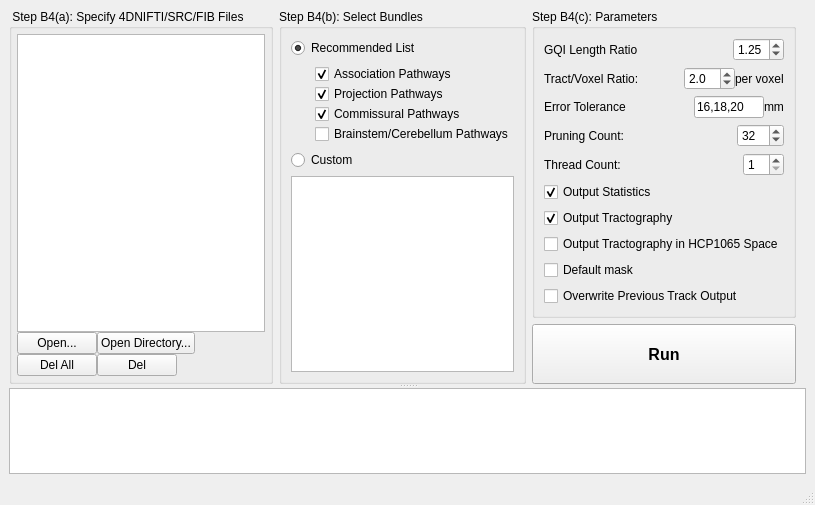
First picture: the form in auto_track.ui, repository frankyeh/DSI-Studio, before the edit.
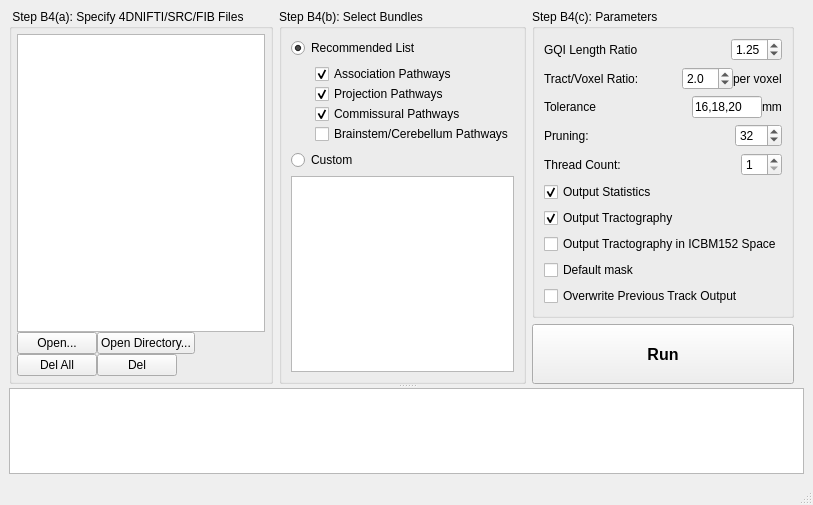
Second picture: the form after the edit. Icons and pictures are not drawn.

```diff
--- a/auto_track.ui
+++ b/auto_track.ui
@@ -404,7 +404,7 @@
                <item>
                 <widget class="QLabel" name="label_6">
                  <property name="text">
-                  <string>Error Tolerance</string>
+                  <string>Tolerance</string>
                  </property>
                 </widget>
                </item>
@@ -451,7 +451,7 @@
                <item>
                 <widget class="QLabel" name="label_4">
                  <property name="text">
-                  <string>Pruning Count:</string>
+                  <string>Pruning:</string>
                  </property>
                 </widget>
                </item>
@@ -540,7 +540,7 @@
              <item>
               <widget class="QCheckBox" name="output_template_trk">
                <property name="text">
-                <string>Output Tractography in HCP1065 Space</string>
+                <string>Output Tractography in ICBM152 Space</string>
                </property>
               </widget>
              </item>
```
